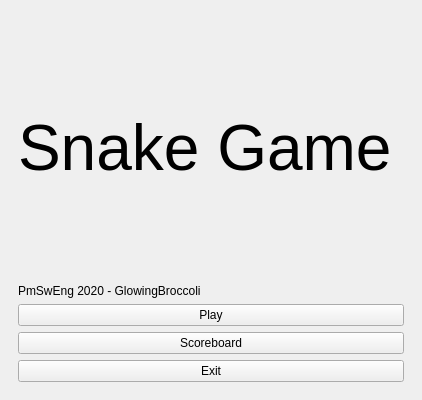
NaoPross/GlowingBroccoli, file src/mainwindow.ui: the form before one commit.
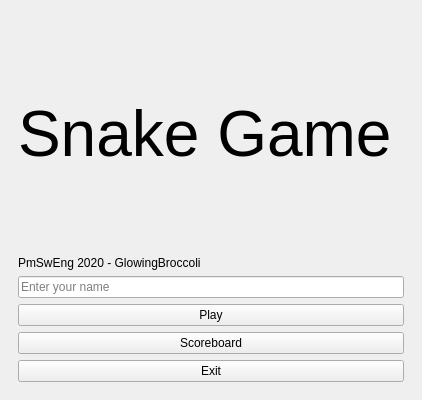
The form after the commit.

Commit message: Create GUI element for player name

```diff
--- a/src/mainwindow.ui
+++ b/src/mainwindow.ui
@@ -50,6 +50,13 @@
           </property>
          </widget>
         </item>
+        <item>
+         <widget class="QLineEdit" name="playerNameEdit">
+          <property name="placeholderText">
+           <string>Enter your name</string>
+          </property>
+         </widget>
+        </item>
         <item>
          <widget class="QPushButton" name="playBtn">
           <property name="text">
```
